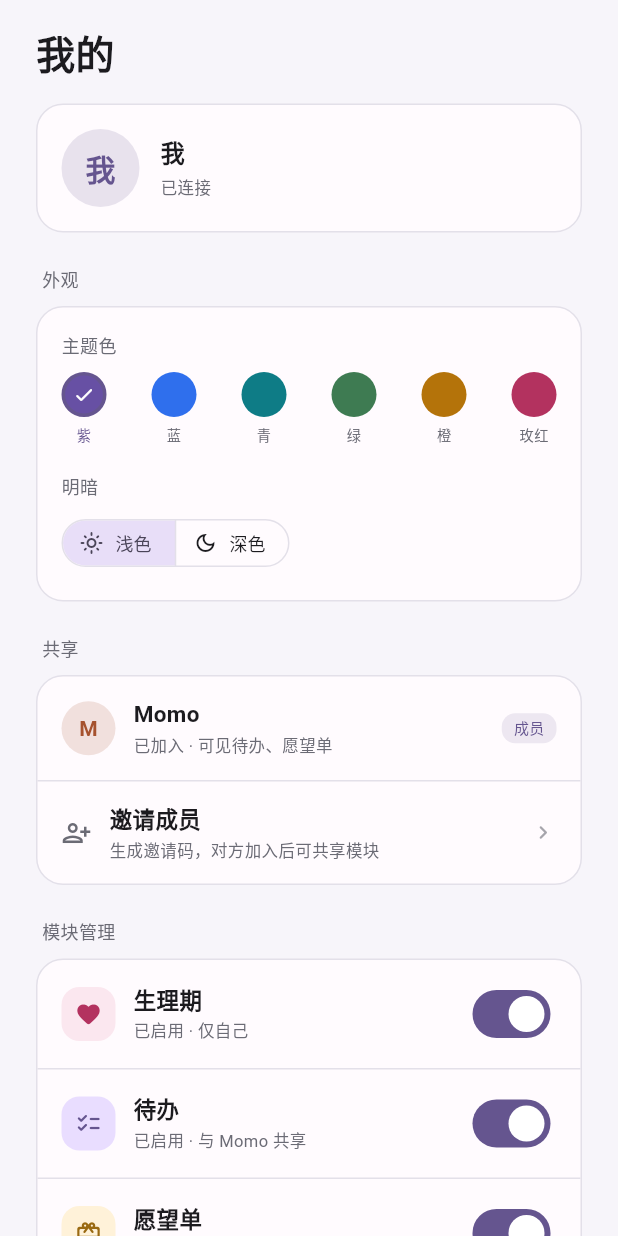
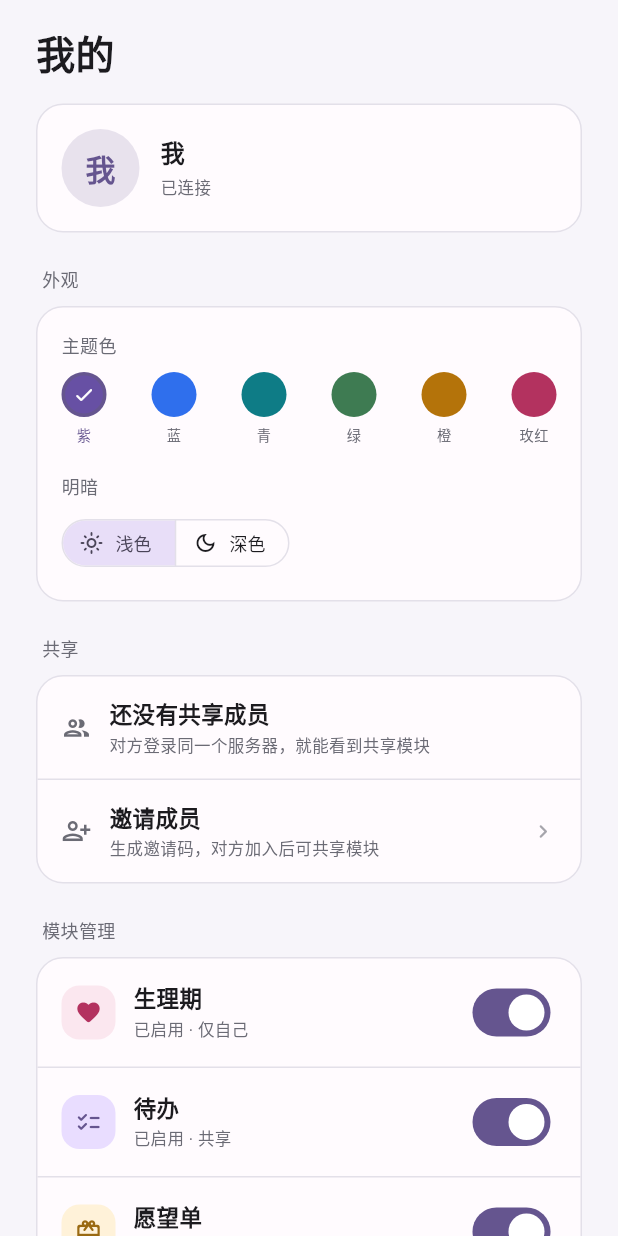
Before and after one commit to nikerck/airdog_mobile, a Flutter app: the MePage screen opened directly, on a phone screen of 412 x 824 dp. Run offline on Flutter 3.47's test engine with Material 3 defaults, Android fonts, the phone set to English and light mode, and no system bars; our stand-ins replace dio, drift, drift_flutter, flutter_riverpod, flutter_secure_storage, go_router and 2 more; accounts and stored records are empty; generated files the repository leaves out were written again.

Commit message:
feat: 成员信息改为读后端
之前首页「与 Momo 共享」、我的页成员卡、待办里的「谁创建的」都是硬编码常量，
后端改昵称 / 解除共享 / 多一个人，界面都不会变。

- 新增 SpacesApi + 纯函数 pickPartner / memberName / memberInitial
- spacesProvider：GET /api/spaces，带 prefs 缓存，接口挂了用上次结果
- 首页问候语、我的页成员列表与模块归属、待办列表/详情的人名全部改成从成员表取
- 没有共享成员时显示「自己用」「还没有共享成员」，不再假装有 Momo
- 空间 id / 成员 id 常量保留（只作为缺省值兜底）

新增 9 个单测（挑伙伴、名字兜底、头像字），共 53 个测试。

```diff
--- a/lib/features/home/home_page.dart
+++ b/lib/features/home/home_page.dart
@@ -3,6 +3,7 @@ import 'package:flutter_riverpod/flutter_riverpod.dart';
 import 'package:go_router/go_router.dart';
 
 import '../../app/theme/app_theme.dart';
+import '../../core/api/api_providers.dart';
 import '../../core/auth/auth_controller.dart';
 import '../../modules/module.dart';
 import '../../modules/registry.dart';
@@ -17,6 +18,7 @@ class HomePage extends ConsumerWidget {
     final theme = Theme.of(context);
     final muted = AppTheme.muted(context);
     final session = ref.watch(authProvider);
+    final partner = ref.watch(partnerProvider);
     final dashboard = ref.watch(dashboardProvider);
     final recent = ref.watch(recentProvider);
     final taglines = ref.watch(moduleTaglinesProvider);
@@ -55,12 +57,14 @@ class HomePage extends ConsumerWidget {
                         children: [
                           _DuoAvatar(
                             first: (session?.userName ?? '我').characters.first,
-                            second: 'M',
+                            second: partner?.initial ?? '·',
                           ),
                           const SizedBox(width: 8),
                           Flexible(
                             child: Text(
-                              '与 Momo 共享 · ${sharedModules.map((m) => m.name).join(' / ')}',
+                              partner == null
+                                  ? '自己用 · ${sharedModules.map((m) => m.name).join(' / ')}'
+                                  : '与 ${partner.name} 共享 · ${sharedModules.map((m) => m.name).join(' / ')}',
                               style: TextStyle(fontSize: 11, color: muted),
                               overflow: TextOverflow.ellipsis,
                             ),
--- a/lib/features/me/me_page.dart
+++ b/lib/features/me/me_page.dart
@@ -3,6 +3,8 @@ import 'package:flutter_riverpod/flutter_riverpod.dart';
 import 'package:go_router/go_router.dart';
 
 import '../../app/theme/app_theme.dart';
+import '../../core/api/api_providers.dart';
+import '../../core/api/spaces_api.dart';
 import '../../core/auth/auth_controller.dart';
 import '../../core/settings/appearance.dart';
 import '../../modules/module.dart';
@@ -24,6 +26,11 @@ class _MePageState extends ConsumerState<MePage> {
     final muted = AppTheme.muted(context);
     final session = ref.watch(authProvider);
     final appearance = ref.watch(appearanceProvider);
+    final partners = ref
+        .watch(membersByIdProvider)
+        .values
+        .where((m) => !m.isMe)
+        .toList();
 
     return Scaffold(
       body: SafeArea(
@@ -173,16 +180,24 @@ class _MePageState extends ConsumerState<MePage> {
               ),
               child: Column(
                 children: [
+                  for (var i = 0; i < partners.length; i++) ...[
                     _row(
                       context,
-                    leading: _initialDot(context, 'M', const Color(0xFFA6522E)),
-                    title: 'Momo',
+                      leading: _initialDot(
+                        context,
+                        partners[i].initial.isEmpty
+                            ? partners[i].name.substring(0, 1)
+                            : partners[i].initial,
+                        _memberColor(i),
+                      ),
+                      title: partners[i].name,
                       subtitle: '已加入 · 可见待办、愿望单',
                       trailing: Container(
                         padding: const EdgeInsets.symmetric(
                             horizontal: 8, vertical: 3),
                         decoration: BoxDecoration(
-                        color: theme.colorScheme.primary.withValues(alpha: 0.12),
+                          color:
+                              theme.colorScheme.primary.withValues(alpha: 0.12),
                           borderRadius: BorderRadius.circular(9),
                         ),
                         child: Text(
@@ -195,6 +210,15 @@ class _MePageState extends ConsumerState<MePage> {
                       ),
                     ),
                     const Divider(height: 1),
+                  ],
+                  if (partners.isEmpty)
+                    _row(
+                      context,
+                      leading: Icon(Icons.group_outlined, size: 20, color: muted),
+                      title: '还没有共享成员',
+                      subtitle: '对方登录同一个服务器，就能看到共享模块',
+                    ),
+                  if (partners.isEmpty) const Divider(height: 1),
                   _row(
                     context,
                     leading: Icon(Icons.person_add_alt_1_outlined,
@@ -223,7 +247,7 @@ class _MePageState extends ConsumerState<MePage> {
                 children: [
                   for (var i = 0; i < appModules.length; i++) ...[
                     if (i > 0) const Divider(height: 1),
-                    _moduleRow(context, appModules[i]),
+                    _moduleRow(context, appModules[i], partners),
                   ],
                 ],
               ),
@@ -260,7 +284,11 @@ class _MePageState extends ConsumerState<MePage> {
         child: Text(text, style: TextStyle(fontSize: 12, color: color)),
       );
 
-  Widget _moduleRow(BuildContext context, AppModule module) {
+  Widget _moduleRow(
+    BuildContext context,
+    AppModule module,
+    List<SpaceMember> partners,
+  ) {
     final theme = Theme.of(context);
     final enabled = !_disabled.contains(module.id);
     return Padding(
@@ -288,7 +316,7 @@ class _MePageState extends ConsumerState<MePage> {
                 const SizedBox(height: 3),
                 Text(
                   '${enabled ? '已启用' : '已关闭'} · '
-                  '${module.space == SpaceKind.personal ? '仅自己' : '与 Momo 共享'}',
+                  '${module.space == SpaceKind.personal ? '仅自己' : (partners.isEmpty ? '共享' : '与 ${partners.map((m) => m.name).join('、')} 共享')}',
                   style: TextStyle(fontSize: 11, color: AppTheme.muted(context)),
                 ),
               ],
@@ -356,6 +384,16 @@ class _MePageState extends ConsumerState<MePage> {
         ),
       ),
     );
+  }
+
+  Color _memberColor(int index) {
+    const palette = [
+      Color(0xFFA6522E),
+      Color(0xFF2F6FED),
+      Color(0xFF0E7C86),
+      Color(0xFF6750A4),
+    ];
+    return palette[index % palette.length];
   }
 
   Widget _initialDot(BuildContext context, String text, Color color) {
```
Also changed, not shown: lib/core/api/api_providers.dart (+58 -0 lines), lib/core/api/spaces_api.dart (added, +122 -0 lines), lib/modules/todo/ui/todo_detail_sheet.dart (+9 -10 lines), lib/modules/todo/ui/todo_page.dart (+7 -5 lines), 2 other files. Lines whose indentation alone changed are shown as unchanged.
